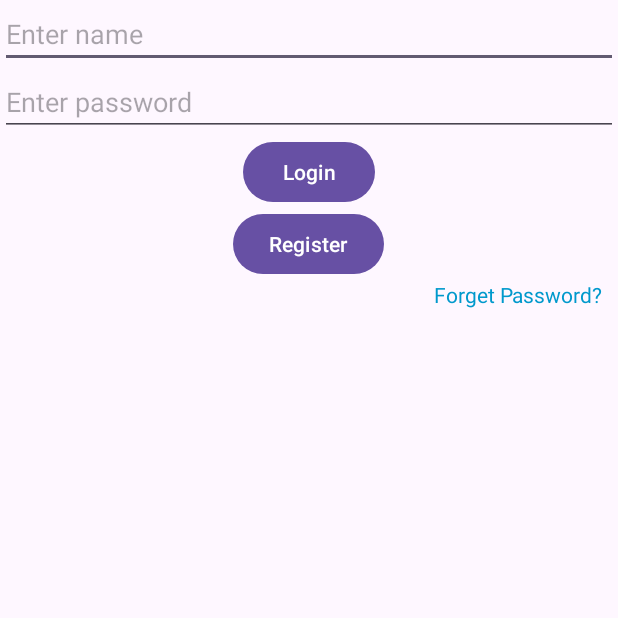
After one commit to Sprajapati123/34A-kotlin, an Android app: the LoginFirebaseActivity screen opened directly, with no data from a screen before it, on a phone screen of 412 x 824 dp, the top half of it. The commit adds this screen. Run offline under Robolectric (Android 15) with nearby library versions, the phone set to English and light mode, and no system bars; our stand-ins replace Firebase (no records; nobody signed in at launch, a user with empty details on screens opened directly).

Commit message:
forget password

```diff
--- a/app/build.gradle.kts
+++ b/app/build.gradle.kts
@@ -1,6 +1,7 @@
 plugins {
     alias(libs.plugins.androidApplication)
     alias(libs.plugins.jetbrainsKotlinAndroid)
+    id("com.google.gms.google-services")
 }
 
 android {
@@ -46,6 +47,7 @@ dependencies {
     implementation(libs.material)
     implementation(libs.androidx.activity)
     implementation(libs.androidx.constraintlayout)
+    implementation(libs.firebase.auth)
     testImplementation(libs.junit)
     androidTestImplementation(libs.androidx.junit)
     androidTestImplementation(libs.androidx.espresso.core)
--- a/app/src/main/java/com/example/a34a/FragmentToActivity.kt
+++ b/app/src/main/java/com/example/a34a/FragmentToActivity.kt
@@ -25,7 +25,7 @@ class FragmentToActivity : AppCompatActivity() {
 //        fragmentTransaction.commit()
 //
         supportFragmentManager.beginTransaction().
-        replace(R.id.frameLayout3,FirstFragment()).commit()
+        replace(R.id.frameLayout4,FirstFragment()).commit()
 
         ViewCompat.setOnApplyWindowInsetsListener(findViewById(R.id.main)) { v, insets ->
             val systemBars = insets.getInsets(WindowInsetsCompat.Type.systemBars())
--- /dev/null
+++ b/app/src/main/java/com/example/a34a/LoginFirebaseActivity.kt
@@ -0,0 +1,49 @@
+package com.example.a34a
+
+import android.content.Intent
+import android.os.Bundle
+import android.widget.Toast
+import androidx.activity.enableEdgeToEdge
+import androidx.appcompat.app.AppCompatActivity
+import androidx.core.view.ViewCompat
+import androidx.core.view.WindowInsetsCompat
+import com.example.a34a.databinding.ActivityLoginFirebaseBinding
+import com.google.firebase.auth.FirebaseAuth
+
+class LoginFirebaseActivity : AppCompatActivity() {
+    lateinit var loginFirebaseBinding: ActivityLoginFirebaseBinding
+    var auth = FirebaseAuth.getInstance()
+    override fun onCreate(savedInstanceState: Bundle?) {
+        super.onCreate(savedInstanceState)
+        enableEdgeToEdge()
+        loginFirebaseBinding = ActivityLoginFirebaseBinding.inflate(layoutInflater)
+        setContentView(loginFirebaseBinding.root)
+
+        loginFirebaseBinding.forgetPassword.setOnClickListener {
+            var intent = Intent(this@LoginFirebaseActivity,
+                ForgetPasswordActivity::class.java)
+            startActivity(intent)
+        }
+
+        loginFirebaseBinding.btnRegister.setOnClickListener {
+            var email = loginFirebaseBinding.emailField.text.toString()
+            var password = loginFirebaseBinding.passwordField.text.toString()
+
+            auth.createUserWithEmailAndPassword(email,password).addOnCompleteListener {
+                task ->
+                if(task.isSuccessful){
+                    Toast.makeText(applicationContext,"User created",
+                        Toast.LENGTH_LONG).show()
+                }else{
+                    Toast.makeText(applicationContext,task.exception?.message.toString(),
+                        Toast.LENGTH_LONG).show()
+                }
+            }
+        }
+        ViewCompat.setOnApplyWindowInsetsListener(findViewById(R.id.main)) { v, insets ->
+            val systemBars = insets.getInsets(WindowInsetsCompat.Type.systemBars())
+            v.setPadding(systemBars.left, systemBars.top, systemBars.right, systemBars.bottom)
+            insets
+        }
+    }
+}
--- /dev/null
+++ b/app/src/main/res/layout/activity_login_firebase.xml
@@ -0,0 +1,51 @@
+<?xml version="1.0" encoding="utf-8"?>
+<LinearLayout xmlns:android="http://schemas.android.com/apk/res/android"
+    xmlns:app="http://schemas.android.com/apk/res-auto"
+    xmlns:tools="http://schemas.android.com/tools"
+    android:id="@+id/main"
+    android:orientation="vertical"
+    android:layout_width="match_parent"
+    android:layout_height="match_parent"
+    tools:context=".LoginFirebaseActivity">
+
+    <EditText
+        android:id="@+id/emailField"
+        android:layout_width="match_parent"
+        android:layout_height="wrap_content"
+        android:ems="10"
+        android:inputType="text"
+        android:hint="Enter name" />
+
+    <EditText
+        android:id="@+id/passwordField"
+        android:layout_width="match_parent"
+        android:layout_height="wrap_content"
+        android:ems="10"
+        android:inputType="text"
+        android:hint="Enter password"
+        tools:layout_editor_absoluteX="107dp"
+        tools:layout_editor_absoluteY="165dp" />
+
+    <Button
+        android:layout_width="wrap_content"
+        android:id="@+id/btnLogin"
+        android:text="Login"
+        android:layout_gravity="center"
+        android:layout_height="wrap_content"/>
+
+    <Button
+        android:layout_width="wrap_content"
+        android:id="@+id/btnRegister"
+        android:layout_gravity="center"
+        android:text="Register"
+        android:layout_height="wrap_content"/>
+
+    <TextView
+        android:layout_width="wrap_content"
+        android:text="Forget Password?"
+        android:layout_gravity="right"
+        android:paddingRight="10dp"
+        android:id="@+id/forgetPassword"
+        android:textColor="@android:color/holo_blue_dark"
+        android:layout_height="wrap_content"/>
+</LinearLayout>
--- a/build.gradle.kts
+++ b/build.gradle.kts
@@ -1,3 +1,8 @@
+buildscript {
+    dependencies {
+        classpath(libs.google.services)
+    }
+}
 // Top-level build file where you can add configuration options common to all sub-projects/modules.
 plugins {
     alias(libs.plugins.androidApplication) apply false
--- a/gradle/libs.versions.toml
+++ b/gradle/libs.versions.toml
@@ -9,6 +9,8 @@ appcompat = "1.6.1"
 material = "1.11.0"
 activity = "1.8.0"
 constraintlayout = "2.1.4"
+googleServices = "4.4.1"
+firebaseAuth = "23.0.0"
 
 [libraries]
 androidx-core-ktx = { group = "androidx.core", name = "core-ktx", version.ref = "coreKtx" }
@@ -19,6 +21,8 @@ androidx-appcompat = { group = "androidx.appcompat", name = "appcompat", version
 material = { group = "com.google.android.material", name = "material", version.ref = "material" }
 androidx-activity = { group = "androidx.activity", name = "activity", version.ref = "activity" }
 androidx-constraintlayout = { group = "androidx.constraintlayout", name = "constraintlayout", version.ref = "constraintlayout" }
+google-services = { group = "com.google.gms", name = "google-services", version.ref = "googleServices" }
+firebase-auth = { group = "com.google.firebase", name = "firebase-auth", version.ref = "firebaseAuth" }
 
 [plugins]
 androidApplication = { id = "com.android.application", version.ref = "agp" }
```
Also changed, not shown: app/src/main/AndroidManifest.xml (+12 -0 lines), app/src/main/java/com/example/a34a/ForgetPasswordActivity.kt (added, +41 -0 lines), app/src/main/res/layout/activity_forget_password.xml (added, +32 -0 lines), 1 other file.
